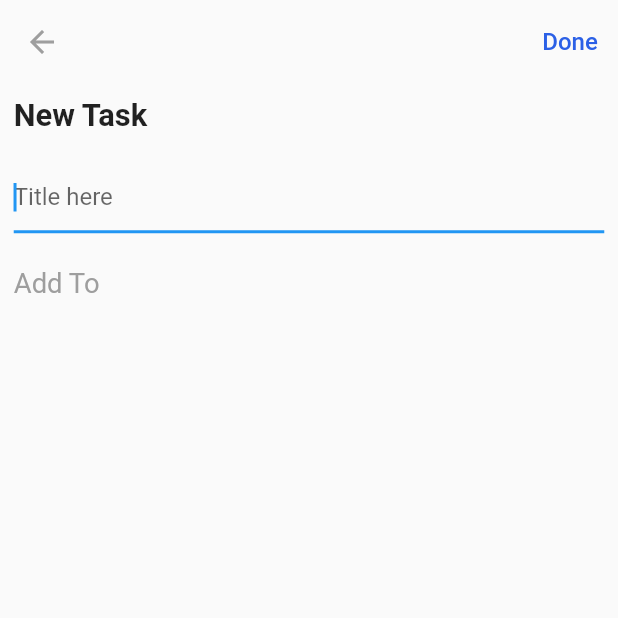
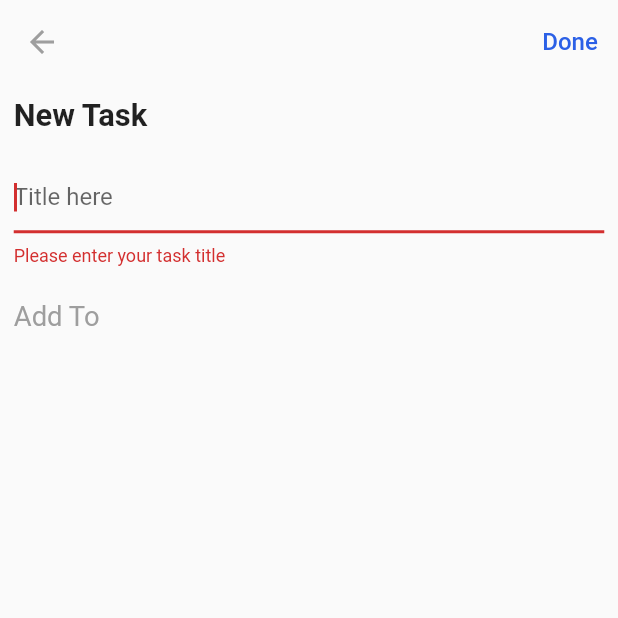
Before and after one commit to mateendev3/Have-To-Do, a Flutter app: the AddDialog screen opened directly, after a tap on "Done", on a phone screen of 412 x 824 dp, the top half of it. Run offline on Flutter 3.47's test engine with Material 2 defaults, Android fonts, the phone set to English and light mode, and no system bars; our stand-ins replace dotted_border, equatable, flutter_easyloading, flutter_screenutil, get, get_storage and 1 more; accounts and stored records are empty.

Commit message:
Added functionality for add new task to task types

```diff
--- a/lib/app/modules/home/controller.dart
+++ b/lib/app/modules/home/controller.dart
@@ -14,11 +14,12 @@ class HomeController extends GetxController {
   final RxList<Task> tasks = <Task>[].obs;
   final RxInt chipIndex = 0.obs;
   final RxBool isDeleting = false.obs;
-  final Rx<Task?> task = Rx<Task?>(null); // obs //Todo: prob
+  final Rx<Task?> task = Rx<Task?>(null); // obs
 
   final GlobalKey<FormState> formKey = GlobalKey<FormState>();
   late final TextEditingController todoTitleController;
 
+  // Life cycles methods
   @override
   void onInit() {
     super.onInit();
@@ -33,6 +34,7 @@ class HomeController extends GetxController {
     super.onClose();
   }
 
+  // changing obs
   void changeChipIndex(int index) => chipIndex.value = index;
   void changeDeleting(bool deleting) => isDeleting.value = deleting;
   void changeTask(Task? selectedTask) => task.value = selectedTask;
@@ -51,4 +53,33 @@ class HomeController extends GetxController {
   void deleteTask(Task task) {
     tasks.remove(task);
   }
+
+  // update task from tasks list
+  bool updateTask(Task task, String title) {
+    List<dynamic> todos = task.todos ?? [];
+
+    // checking weather the todo with this title exists or not
+    if (containTodo(todos, title)) return false;
+
+    // adding new todo to the list
+    final newTodo = {'title': title, 'done': false};
+    todos.add(newTodo);
+
+    // updating task
+    Task updatedTask = task.copyWith(todos: todos);
+
+    // getting the index of previous task in the tasks list
+    int oldTaskIndex = tasks.indexOf(task);
+
+    // updating new task with old one
+    tasks[oldTaskIndex] = updatedTask;
+
+    tasks.refresh();
+    return true;
+  }
+
+  // checking weather the todo with this title exists or not
+  bool containTodo(List<dynamic> todos, String title) {
+    return todos.any((todoMap) => todoMap['title'] == title);
+  }
 }
--- a/lib/app/modules/home/widgets/add_dialog.dart
+++ b/lib/app/modules/home/widgets/add_dialog.dart
@@ -1,4 +1,5 @@
 import 'package:flutter/material.dart';
+import 'package:flutter_easyloading/flutter_easyloading.dart';
 import 'package:flutter_screenutil/flutter_screenutil.dart';
 import 'package:get/get.dart';
 import 'package:have_to_do/app/core/utils/extensions.dart';
@@ -36,7 +37,7 @@ class AddDialog extends StatelessWidget {
       iconTheme: const IconThemeData(color: Colors.grey),
       actions: [
         TextButton(
-          onPressed: () {},
+          onPressed: onDoneButtonPressed,
           style: ButtonStyle(
             overlayColor: MaterialStateProperty.all(Colors.transparent),
           ),
@@ -65,6 +66,8 @@ class AddDialog extends StatelessWidget {
   Widget _buildTitleTextField() {
     return Padding(
       padding: EdgeInsets.all(8.0.w),
+      child: Form(
+        key: _homeController.formKey,
         child: TextFormField(
           controller: _homeController.todoTitleController,
           autofocus: true,
@@ -80,6 +83,7 @@ class AddDialog extends StatelessWidget {
             }
             return null;
           },
+        ),
       ),
     );
   }
@@ -132,4 +136,27 @@ class AddDialog extends StatelessWidget {
     _homeController.changeTask(null);
     return true;
   }
+
+  void onDoneButtonPressed() {
+    if (_homeController.formKey.currentState!.validate()) {
+      if (_homeController.task.value == null) {
+        EasyLoading.showError('Please select task type');
+      } else {
+        bool isSuccessfullyAdded = _homeController.updateTask(
+          _homeController.task.value!,
+          _homeController.todoTitleController.text,
+        );
+
+        if (isSuccessfullyAdded) {
+          EasyLoading.showSuccess('Todo added');
+          Get.back();
+          _homeController.changeTask(null);
+        } else {
+          EasyLoading.showError('Todo already exist');
         }
+
+        _homeController.todoTitleController.clear();
+      }
+    }
+  }
+}
```
Lines whose indentation alone changed are shown as unchanged.
